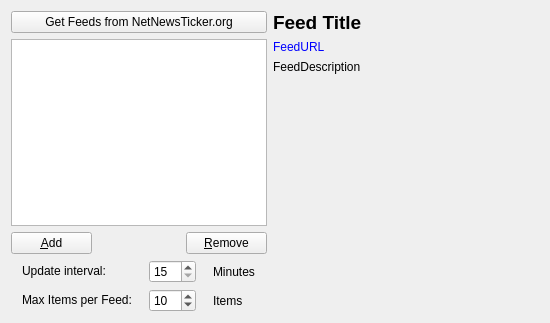
Qt form src/feedsettings.ui (christau/netnewsticker) before a commit.
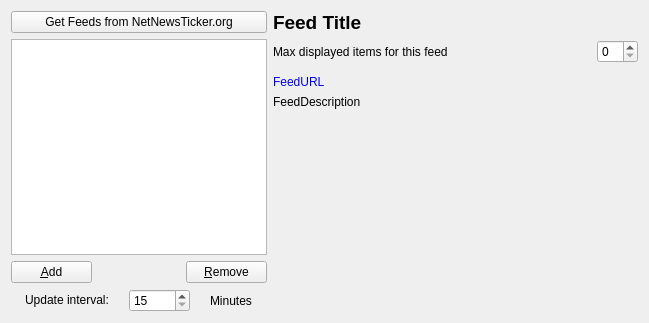
The same form after that commit. Custom widgets are drawn as their Qt base class.

```diff
--- a/src/feedsettings.ui
+++ b/src/feedsettings.ui
@@ -6,7 +6,7 @@
    <rect>
     <x>0</x>
     <y>0</y>
-    <width>550</width>
+    <width>649</width>
     <height>323</height>
    </rect>
   </property>
@@ -26,7 +26,7 @@
    <bool>false</bool>
   </property>
   <layout class="QGridLayout" name="gridLayout_3">
-   <item row="6" column="0">
+   <item row="8" column="0">
     <layout class="QGridLayout" name="gridLayout_2">
      <item row="0" column="0">
       <widget class="QLabel" name="label">
@@ -41,44 +41,6 @@
        </property>
       </widget>
      </item>
-     <item row="2" column="0">
-      <widget class="QLabel" name="label_2">
-       <property name="sizePolicy">
-        <sizepolicy hsizetype="Fixed" vsizetype="Fixed">
-         <horstretch>0</horstretch>
-         <verstretch>0</verstretch>
-        </sizepolicy>
-       </property>
-       <property name="text">
-        <string>Max Items per Feed:</string>
-       </property>
-      </widget>
-     </item>
-     <item row="2" column="1">
-      <widget class="KIntSpinBox" name="kcfg_MaxNewsItems">
-       <property name="sizePolicy">
-        <sizepolicy hsizetype="Fixed" vsizetype="Fixed">
-         <horstretch>0</horstretch>
-         <verstretch>0</verstretch>
-        </sizepolicy>
-       </property>
-       <property name="accelerated">
-        <bool>true</bool>
-       </property>
-       <property name="suffix">
-        <string/>
-       </property>
-       <property name="minimum">
-        <number>0</number>
-       </property>
-       <property name="maximum">
-        <number>200</number>
-       </property>
-       <property name="value">
-        <number>10</number>
-       </property>
-      </widget>
-     </item>
      <item row="0" column="2">
       <widget class="QLabel" name="label_3">
        <property name="sizePolicy">
@@ -92,23 +54,10 @@
        </property>
       </widget>
      </item>
-     <item row="2" column="2">
-      <widget class="QLabel" name="label_4">
-       <property name="sizePolicy">
-        <sizepolicy hsizetype="Fixed" vsizetype="Preferred">
-         <horstretch>0</horstretch>
-         <verstretch>0</verstretch>
-        </sizepolicy>
-       </property>
-       <property name="text">
-        <string>Items</string>
-       </property>
-      </widget>
-     </item>
      <item row="0" column="1">
       <widget class="KIntSpinBox" name="kcfg_UpdateInterval">
        <property name="sizePolicy">
-        <sizepolicy hsizetype="Ignored" vsizetype="Fixed">
+        <sizepolicy hsizetype="Fixed" vsizetype="Fixed">
          <horstretch>0</horstretch>
          <verstretch>0</verstretch>
         </sizepolicy>
@@ -132,7 +81,7 @@
      </item>
     </layout>
    </item>
-   <item row="0" column="0" rowspan="6">
+   <item row="0" column="0" rowspan="8">
     <layout class="QGridLayout" name="gridLayout">
      <item row="1" column="0" colspan="3">
       <widget class="QListWidget" name="feedListWidget">
@@ -189,7 +138,7 @@
      </item>
     </layout>
    </item>
-   <item row="0" column="1">
+   <item row="0" column="1" colspan="2">
     <widget class="QLabel" name="feedTitleLabel">
      <property name="sizePolicy">
       <sizepolicy hsizetype="Expanding" vsizetype="Fixed">
@@ -209,7 +158,7 @@
      </property>
     </widget>
    </item>
-   <item row="1" column="1">
+   <item row="3" column="1" colspan="2">
     <widget class="QLabel" name="feedUrlLabel">
      <property name="sizePolicy">
       <sizepolicy hsizetype="Expanding" vsizetype="Fixed">
@@ -265,7 +214,7 @@
      </property>
     </widget>
    </item>
-   <item row="2" column="1">
+   <item row="4" column="1" colspan="2">
     <widget class="QLabel" name="feedDescriptionLabel">
      <property name="sizePolicy">
       <sizepolicy hsizetype="Expanding" vsizetype="Expanding">
@@ -284,6 +233,23 @@
      </property>
     </widget>
    </item>
+   <item row="1" column="2">
+    <widget class="QSpinBox" name="spMaxItems">
+     <property name="sizePolicy">
+      <sizepolicy hsizetype="Fixed" vsizetype="Fixed">
+       <horstretch>0</horstretch>
+       <verstretch>0</verstretch>
+      </sizepolicy>
+     </property>
+    </widget>
+   </item>
+   <item row="1" column="1">
+    <widget class="QLabel" name="label_5">
+     <property name="text">
+      <string>Max displayed items for this feed</string>
+     </property>
+    </widget>
+   </item>
   </layout>
  </widget>
  <customwidgets>
```
